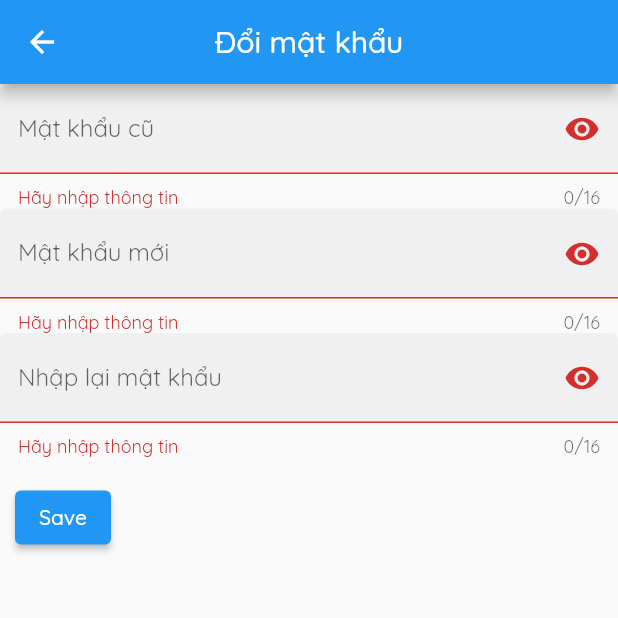
After one commit to chellongCoder/flutter-project, a Flutter app: the ChangePasswordScreen screen opened by its route, after a tap on "Save", on a phone screen of 412 x 824 dp, the top half of it. The commit adds this screen. Run offline on Flutter 3.47's test engine with Material 2 defaults, Android fonts, the phone set to English and light mode, and no system bars; our stand-ins replace accordion, flutter_dotenv, flutter_speed_dial, localstorage, shared_preferences, syncfusion_flutter_datepicker; accounts and stored records are empty; network calls fail.

Commit message:
add change password screen

```diff
--- a/eps_hisoft/lib/main.dart
+++ b/eps_hisoft/lib/main.dart
@@ -5,6 +5,7 @@ import 'package:eps_hisoft/provider/auth.provider.dart';
 import 'package:eps_hisoft/provider/onsite.provider.dart';
 import 'package:eps_hisoft/provider/ot.provider.dart';
 import 'package:eps_hisoft/provider/project.provider.dart';
+import 'package:eps_hisoft/screens/change_password.dart';
 import 'package:eps_hisoft/screens/edit_profile.dart';
 import 'package:eps_hisoft/screens/home.dart';
 import 'package:eps_hisoft/screens/landing.dart';
@@ -77,6 +78,7 @@ class MyApp extends StatelessWidget {
           NewOnsiteScreen.routeName: (ctx) => NewOnsiteScreen(),
           UserInfoScreen.routeName: (ctx) => UserInfoScreen(),
           EditProfileScreen.routeName: (ctx) => EditProfileScreen(),
+          ChangePasswordScreen.routeName: (ctx) => ChangePasswordScreen(),
         },
       ),
     );
--- /dev/null
+++ b/eps_hisoft/lib/screens/change_password.dart
@@ -0,0 +1,123 @@
+import 'dart:io';
+
+import 'package:eps_hisoft/provider/api.provider.dart';
+import 'package:eps_hisoft/provider/auth.provider.dart';
+import 'package:eps_hisoft/widget/password_field.dart';
+import 'package:flutter/cupertino.dart';
+import 'package:flutter/material.dart';
+import 'package:eps_hisoft/utils/helper.dart';
+import 'package:provider/provider.dart';
+
+class ChangePasswordScreen extends StatefulWidget {
+  static final routeName = '/change-password';
+  ChangePasswordScreen({Key? key}) : super(key: key);
+
+  @override
+  State<ChangePasswordScreen> createState() => _ChangePasswordScreenState();
+}
+
+class _ChangePasswordScreenState extends State<ChangePasswordScreen> {
+  String oldPassword = '';
+  String rePassword = '';
+  String newPassword = '';
+  final _formKey = GlobalKey<FormState>();
+  AutovalidateMode _autoValidate = AutovalidateMode.disabled;
+
+  void _updateUser() async {
+    final authModel = Provider.of<AuthProvider>(context, listen: false);
+    _formKey.currentState!.save();
+
+    if (_formKey.currentState!.validate()) {
+      print(newPassword + rePassword);
+      if (newPassword != rePassword) {
+        Helper.showError(context, 'nhập lại mật khẩu không khớp');
+        return;
+      }
+      ApiResponse _apiResponse = await authModel.changePassword(
+        authModel.user?.email ?? '',
+        newPassword,
+        oldPassword,
+        authModel.authToken,
+      );
+      if ((_apiResponse.ApiError as ApiError) == null) {
+        ScaffoldMessenger.of(context).showSnackBar(SnackBar(
+          content: Text('Success'),
+          backgroundColor: Colors.green,
+        ));
+      } else {
+        Helper.showError(context, (_apiResponse.ApiError as ApiError).error);
+      }
+    } else {
+      setState(() => _autoValidate = AutovalidateMode.always);
+    }
+  }
+
+  @override
+  Widget build(BuildContext context) {
+    final appBar = Platform.isIOS
+        ? CupertinoNavigationBar(
+            middle: Text('Đổi mật khẩu'),
+          )
+        : AppBar(
+            title: Text('Đổi mật khẩu'),
+            centerTitle: true,
+          );
+    return Scaffold(
+      appBar: appBar as PreferredSizeWidget,
+      body: Container(
+        child: Form(
+            key: _formKey,
+            autovalidateMode: _autoValidate,
+            child: Column(
+              crossAxisAlignment: CrossAxisAlignment.start,
+              children: [
+                PasswordField(
+                  fieldKey: Key('old password'),
+                  labelText: 'Mật khẩu cũ',
+                  validator: (value) {
+                    if (value == null || value.isEmpty) {
+                      return 'Hãy nhập thông tin';
+                    }
+                    return null;
+                  },
+                  onSaved: (newValue) {
+                    print('new value' + newValue.toString());
+                    oldPassword = newValue ?? oldPassword;
+                  },
+                ),
+                PasswordField(
+                  fieldKey: Key('new repassword'),
+                  labelText: 'Mật khẩu mới',
+                  validator: (value) {
+                    if (value == null || value.isEmpty) {
+                      return 'Hãy nhập thông tin';
+                    }
+                    return null;
+                  },
+                  onSaved: (newValue) => newPassword = newValue ?? newPassword,
+                ),
+                PasswordField(
+                  fieldKey: Key('old repassword'),
+                  labelText: 'Nhập lại mật khẩu',
+                  validator: (value) {
+                    if (value == null || value.isEmpty) {
+                      return 'Hãy nhập thông tin';
+                    }
+                    return null;
+                  },
+                  onSaved: (newValue) => rePassword = newValue ?? rePassword,
+                ),
+                Padding(
+                  padding: const EdgeInsets.symmetric(
+                      vertical: 16.0, horizontal: 10),
+                  child: ElevatedButton(
+                    onPressed: _updateUser,
+                    child: const Text('Save'),
+                  ),
+                ),
+              ],
+            )),
+      ),
+    );
+  }
+}
--- a/eps_hisoft/lib/screens/user_info.dart
+++ b/eps_hisoft/lib/screens/user_info.dart
@@ -40,7 +40,7 @@ class _UserInfoState extends State<UserInfoScreen> {
             width: 100,
             child: CircleAvatar(
               child: Text(
-                'L',
+                auth.user?.name.substring(0, 1).toString() ?? '',
                 style: (Theme.of(context).textTheme.headline3)!
                     .merge(TextStyle(color: Colors.white)),
               ),
--- /dev/null
+++ b/eps_hisoft/lib/widget/password_field.dart
@@ -0,0 +1,56 @@
+import 'package:flutter/material.dart';
+
+class PasswordField extends StatefulWidget {
+  const PasswordField({
+    this.fieldKey,
+    this.hintText,
+    this.labelText,
+    this.helperText,
+    this.onSaved,
+    this.validator,
+    this.onFieldSubmitted,
+  });
+
+  final Key? fieldKey;
+  final String? hintText;
+  final String? labelText;
+  final String? helperText;
+  final FormFieldSetter<String>? onSaved;
+  final FormFieldValidator<String>? validator;
+  final ValueChanged<String>? onFieldSubmitted;
+
+  @override
+  _PasswordFieldState createState() => new _PasswordFieldState();
+}
+
+class _PasswordFieldState extends State<PasswordField> {
+  bool _obscureText = true;
+
+  @override
+  Widget build(BuildContext context) {
+    return new TextFormField(
+      key: widget.fieldKey,
+      obscureText: _obscureText,
+      maxLength: 16,
+      onSaved: widget.onSaved,
+      validator: widget.validator,
+      onFieldSubmitted: widget.onFieldSubmitted,
+      decoration: new InputDecoration(
+        border: const UnderlineInputBorder(),
+        filled: true,
+        hintText: widget.hintText,
+        labelText: widget.labelText,
+        helperText: widget.helperText,
+        suffixIcon: new GestureDetector(
+          onTap: () {
+            setState(() {
+              _obscureText = !_obscureText;
+            });
+          },
+          child:
+              new Icon(_obscureText ? Icons.visibility : Icons.visibility_off),
+        ),
+      ),
+    );
+  }
+}
```
Also changed, not shown: eps_hisoft/lib/provider/auth.provider.dart (+46 -0 lines), eps_hisoft/lib/screens/home.dart (+10 -0 lines), eps_hisoft/lib/screens/my_ot.dart (+5 -9 lines).
